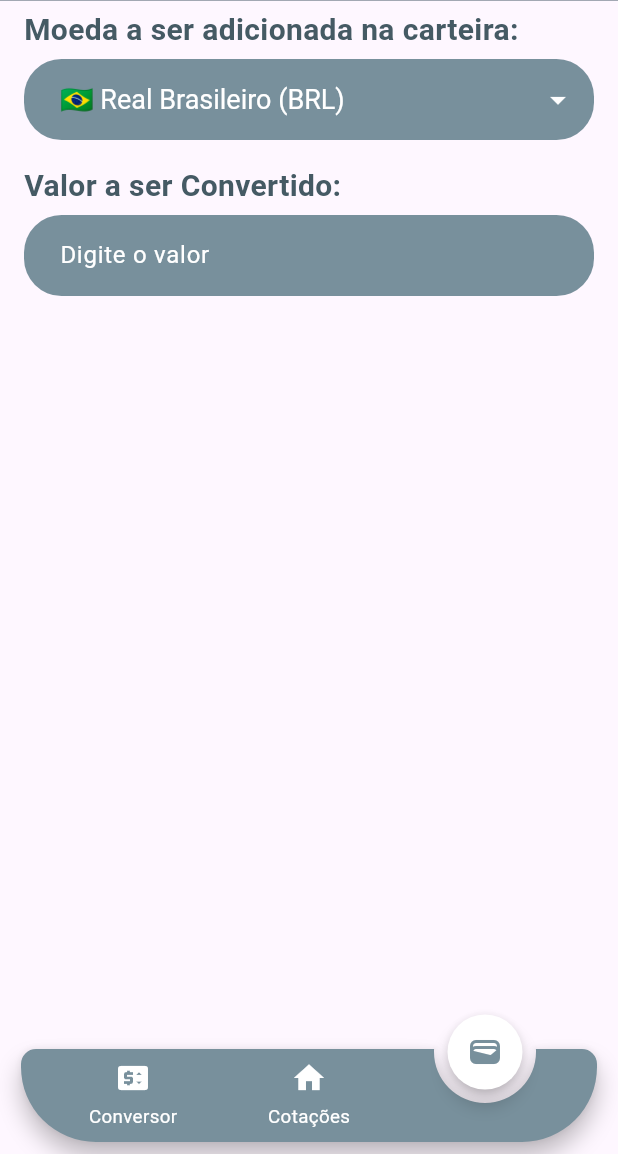
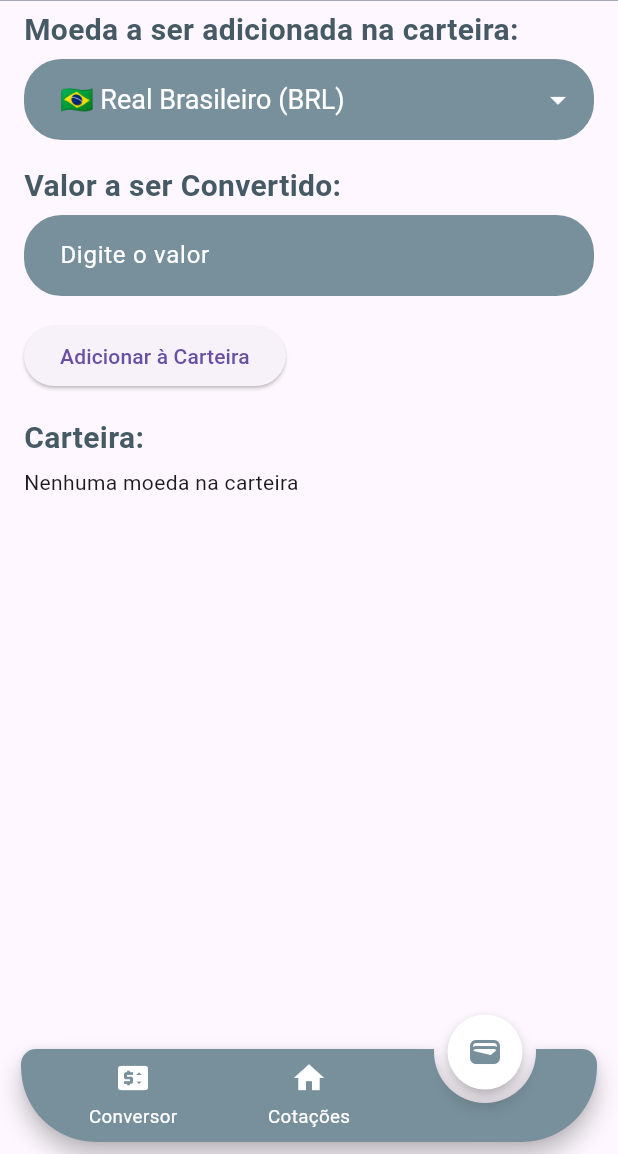
Before and after one commit to Patrickalvares/convertWallet, a Flutter app: the WalletScreen screen opened by its route, on a phone screen of 412 x 824 dp, the part 82-1236 px from its top. Run offline on Flutter 3.47's test engine with Material 3 defaults, Android fonts, the phone set to English and light mode, and no system bars; drawn by our look-alikes of animated_notch_bottom_bar; our stand-ins replace dio, flutter_dotenv, flutter_modular, shimmer_animation, sqflite; accounts and stored records are empty; network calls fail.

Commit message:
bd para wallet

```diff
--- a/lib/core/entities/currencys.dart
+++ b/lib/core/entities/currencys.dart
@@ -17,6 +17,7 @@ enum Currency {
     required this.sifra,
     required this.flagEmoji,
   });
+
   final String name;
   final String code;
   final String sifra;
--- a/lib/features/wallet/wallet_screen.dart
+++ b/lib/features/wallet/wallet_screen.dart
@@ -5,6 +5,7 @@ import '../../core/common_widgets/app_bar.dart';
 import '../../core/common_widgets/bottom_navigation_bar.dart';
 import '../../core/data/singleton/global.dart';
 import '../../core/entities/currencys.dart';
+import '../../core/entities/walleted_currency.dart';
 import 'wallet_controller.dart';
 
 class WalletScreen extends StatefulWidget {
@@ -17,6 +18,7 @@ class WalletScreen extends StatefulWidget {
 
 class _WalletScreenState extends State<WalletScreen> {
   NotchBottomBarController notchBottomBarController = NotchBottomBarController(index: 2);
+
   @override
   Widget build(BuildContext context) {
     return Scaffold(
@@ -58,7 +60,10 @@ class _WalletScreenState extends State<WalletScreen> {
               iconDisabledColor: Colors.white,
               iconEnabledColor: Colors.white,
               dropdownColor: Colors.blueGrey[400],
-              onChanged: widget.controller.setSourceCurrency,
+              onChanged: (Currency? newValue) {
+                widget.controller.selectedTargetCurrency = newValue;
+                widget.controller.update();
+              },
               items: Currency.values.where((currency) => currency != widget.controller.selectedTargetCurrency).map<DropdownMenuItem<Currency>>((Currency currency) {
                 return DropdownMenuItem<Currency>(
                   value: currency,
@@ -125,6 +130,51 @@ class _WalletScreenState extends State<WalletScreen> {
                 contentPadding: const EdgeInsets.symmetric(vertical: 15, horizontal: 20),
               ),
             ),
+            const SizedBox(height: 16),
+            ElevatedButton(
+              onPressed: () {
+                if (widget.controller.selectedTargetCurrency != null && widget.controller.walletValueController.text.isNotEmpty) {
+                  final value = double.parse(widget.controller.walletValueController.text.replaceAll(',', '.'));
+                  widget.controller.addCurrencyToWallet(widget.controller.selectedTargetCurrency!, value);
+                }
+              },
+              child: const Text('Adicionar à Carteira'),
+            ),
+            const SizedBox(height: 16),
+            Text(
+              'Carteira:',
+              style: TextStyle(
+                fontSize: 20,
+                color: Colors.blueGrey.shade700,
+                fontWeight: FontWeight.bold,
+              ),
+            ),
+            const SizedBox(height: 5),
+            Expanded(
+              child: FutureBuilder<List<WalletedCurrency>>(
+                future: widget.controller.dbHelper.getWalletedCurrencies(),
+                builder: (context, snapshot) {
+                  if (snapshot.connectionState == ConnectionState.waiting) {
+                    return const CircularProgressIndicator();
+                  } else if (snapshot.hasError) {
+                    return Text('Erro: ${snapshot.error}');
+                  } else if (!snapshot.hasData || snapshot.data!.isEmpty) {
+                    return const Text('Nenhuma moeda na carteira');
+                  } else {
+                    return ListView.builder(
+                      itemCount: snapshot.data!.length,
+                      itemBuilder: (context, index) {
+                        final WalletedCurrency walletedCurrency = snapshot.data![index];
+                        return ListTile(
+                          title: Text(walletedCurrency.currency.name),
+                          subtitle: Text(walletedCurrency.amount.toString()),
+                        );
+                      },
+                    );
+                  }
+                },
+              ),
+            ),
           ],
         ),
       ),
```
Also changed, not shown: lib/core/entities/walleted_currency.dart (+7 -0 lines), lib/features/wallet/wallet_controller.dart (+10 -0 lines), lib/utils/helpers/database_helper.dart (+44 -1 lines).
